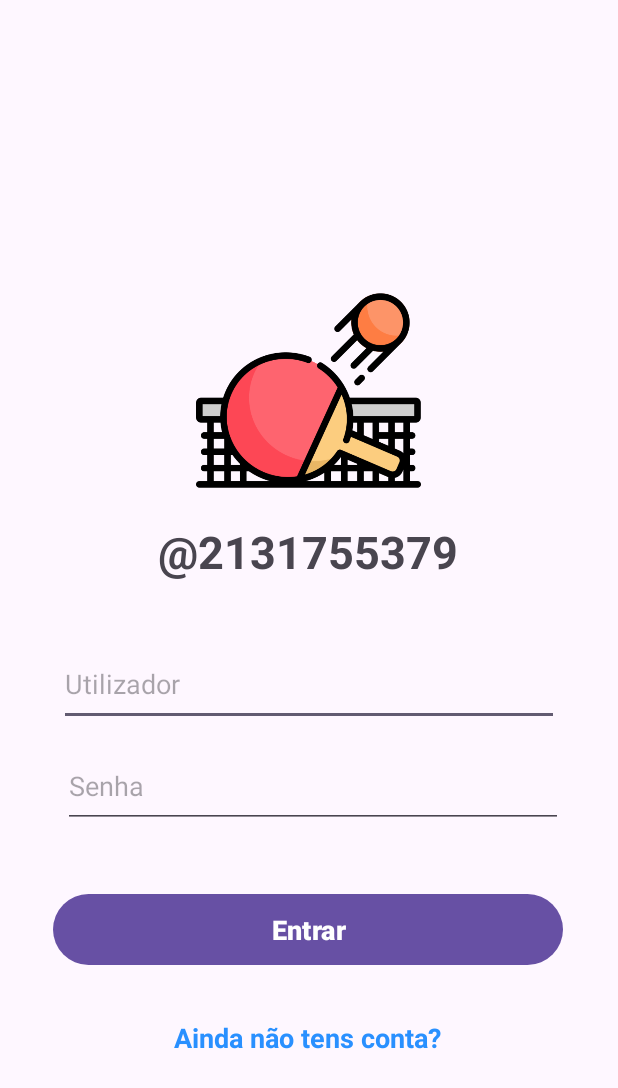
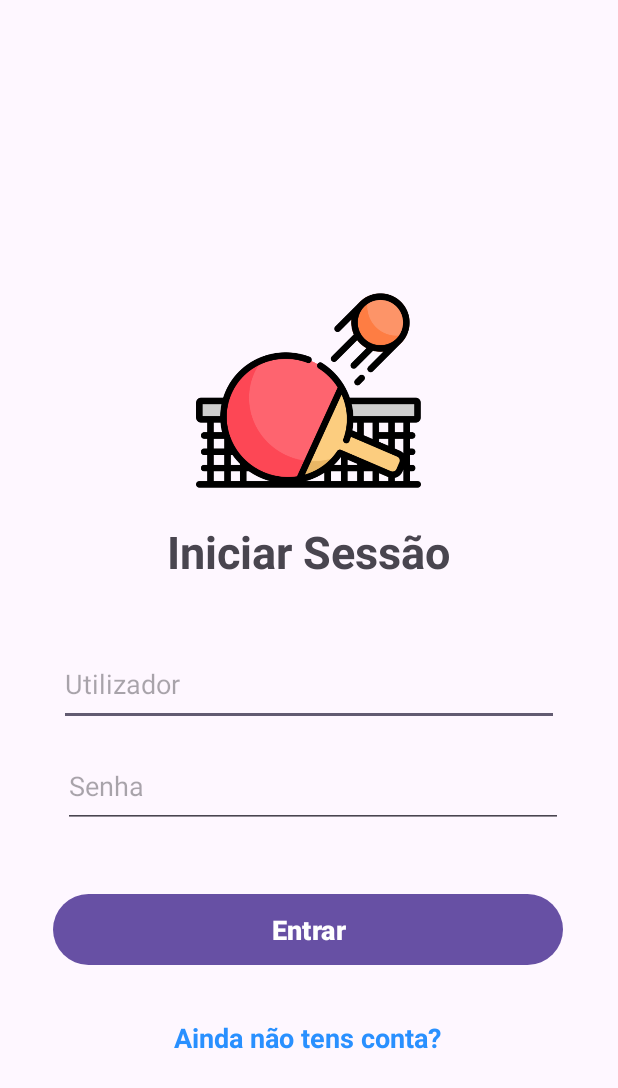
Before and after one commit to RafaR01/PingPongas, an Android app: the screen it shows after launch (login_page), on a phone screen of 412 x 824 dp. Shown: the top 1088 px of the screen. Run offline under Robolectric (Android 15) with nearby library versions, the phone set to English and light mode, and no system bars.

Commit message:
Adição de comentários

```diff
--- a/app/src/main/java/pt/ipt/dama/pingpongas/activity/Login_page.kt
+++ b/app/src/main/java/pt/ipt/dama/pingpongas/activity/Login_page.kt
@@ -78,6 +78,10 @@ class login_page : AppCompatActivity() {
         return username
     }
 
+    /**
+     * Função que vai autentitcar o utilizador e permitir utilizar a aplicação e
+     * retorna o id do utilizador e o seu username
+     */
     private fun authenticate(username: String, password: String) {
         val call = RetrofitInitializer().noteService().authenticate(username, password)
 
--- a/app/src/main/java/pt/ipt/dama/pingpongas/activity/Ranking.kt
+++ b/app/src/main/java/pt/ipt/dama/pingpongas/activity/Ranking.kt
@@ -46,6 +46,9 @@ class Ranking : AppCompatActivity() {
         }
     }
 
+    /**
+     * Função que vai buscar à API os dados relativos ao resultado dos jogos feitos pelos utilizadores
+     */
     fun usersData(){
         val call = RetrofitInitializer().noteService().usersStats()
 
--- a/app/src/main/res/layout/activity_adicionar_partida2.xml
+++ b/app/src/main/res/layout/activity_adicionar_partida2.xml
@@ -4,7 +4,7 @@
     xmlns:tools="http://schemas.android.com/tools"
     android:layout_width="match_parent"
     android:layout_height="match_parent"
-    tools:context=".activity.AdicionarPartida2">
+    tools:context=".activity.AdicionarPartidas2">
 
     <Button
         android:id="@+id/partida"
--- a/app/src/main/res/layout/activity_login_page.xml
+++ b/app/src/main/res/layout/activity_login_page.xml
@@ -54,7 +54,7 @@
         android:layout_width="wrap_content"
         android:layout_height="wrap_content"
         android:layout_marginBottom="40dp"
-        android:text="@string/iniciar_sess_o"
+        android:text="@string/iniciar_sessao"
         android:textSize="30sp"
         android:textStyle="bold"
         app:layout_constraintBottom_toTopOf="@+id/editTextText"
```
Also changed, not shown: app/src/main/java/pt/ipt/dama/pingpongas/activity/AdicionarPartida.kt (+8 -6 lines), app/src/main/java/pt/ipt/dama/pingpongas/activity/AdicionarPartidas2.kt (+20 -1 lines), app/src/main/java/pt/ipt/dama/pingpongas/activity/Perfil.kt (+10 -0 lines), app/src/main/java/pt/ipt/dama/pingpongas/activity/Register_page.kt (+11 -2 lines), app/src/main/java/pt/ipt/dama/pingpongas/retrofit/service/SignUpService.kt (+20 -7 lines).
